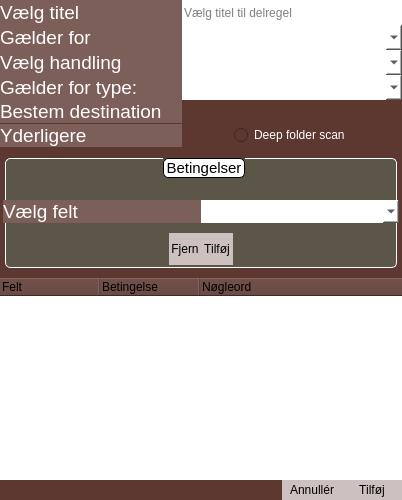
Old version of the form abstractRuleDialog.ui in the repository Cannabis2013/FileMover.
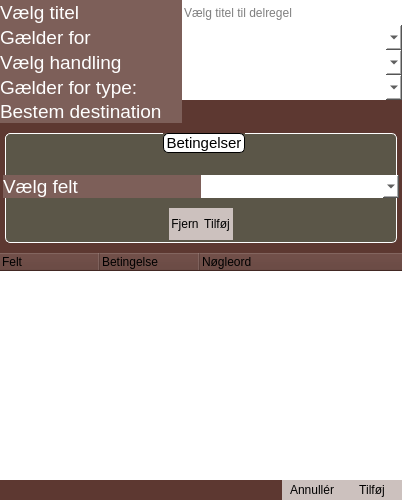
New version of the form. Icons and pictures are not drawn. Custom widgets are drawn as their Qt base class.

Patch:
```diff
--- a/abstractRuleDialog.ui
+++ b/abstractRuleDialog.ui
@@ -561,119 +561,6 @@
         </layout>
        </widget>
       </item>
-      <item>
-       <widget class="QWidget" name="deepScanContainer" native="true">
-        <property name="minimumSize">
-         <size>
-          <width>0</width>
-          <height>25</height>
-         </size>
-        </property>
-        <property name="maximumSize">
-         <size>
-          <width>16777215</width>
-          <height>25</height>
-         </size>
-        </property>
-        <property name="styleSheet">
-         <string notr="true"/>
-        </property>
-        <layout class="QHBoxLayout" name="horizontalLayout_8">
-         <property name="spacing">
-          <number>0</number>
-         </property>
-         <property name="leftMargin">
-          <number>0</number>
-         </property>
-         <property name="topMargin">
-          <number>0</number>
-         </property>
-         <property name="rightMargin">
-          <number>0</number>
-         </property>
-         <property name="bottomMargin">
-          <number>0</number>
-         </property>
-         <item>
-          <widget class="QLabel" name="label_9">
-           <property name="sizePolicy">
-            <sizepolicy hsizetype="Preferred" vsizetype="Fixed">
-             <horstretch>0</horstretch>
-             <verstretch>0</verstretch>
-            </sizepolicy>
-           </property>
-           <property name="font">
-            <font>
-             <pointsize>14</pointsize>
-            </font>
-           </property>
-           <property name="text">
-            <string>Yderligere</string>
-           </property>
-          </widget>
-         </item>
-         <item>
-          <widget class="QFrame" name="frame">
-           <property name="minimumSize">
-            <size>
-             <width>220</width>
-             <height>0</height>
-            </size>
-           </property>
-           <property name="maximumSize">
-            <size>
-             <width>230</width>
-             <height>16777215</height>
-            </size>
-           </property>
-           <property name="frameShape">
-            <enum>QFrame::StyledPanel</enum>
-           </property>
-           <property name="frameShadow">
-            <enum>QFrame::Raised</enum>
-           </property>
-           <layout class="QHBoxLayout" name="horizontalLayout_9">
-            <property name="spacing">
-             <number>0</number>
-            </property>
-            <property name="leftMargin">
-             <number>0</number>
-            </property>
-            <property name="topMargin">
-             <number>0</number>
-            </property>
-            <property name="rightMargin">
-             <number>0</number>
-            </property>
-            <property name="bottomMargin">
-             <number>0</number>
-            </property>
-            <item>
-             <layout class="QVBoxLayout" name="verticalLayout_3">
-              <property name="spacing">
-               <number>0</number>
-              </property>
-              <item alignment="Qt::AlignHCenter">
-               <widget class="QRadioButton" name="deepScanRadioButton">
-                <property name="sizePolicy">
-                 <sizepolicy hsizetype="Fixed" vsizetype="Fixed">
-                  <horstretch>0</horstretch>
-                  <verstretch>0</verstretch>
-                 </sizepolicy>
-                </property>
-                <property name="text">
-                 <string>Deep folder scan</string>
-                </property>
-               </widget>
-              </item>
-             </layout>
-            </item>
-           </layout>
-          </widget>
-         </item>
-        </layout>
-       </widget>
-      </item>
       <item>
        <spacer name="verticalSpacer">
         <property name="orientation">
```
Left out of the diff: 1 changed line with no effect on the pictures.
